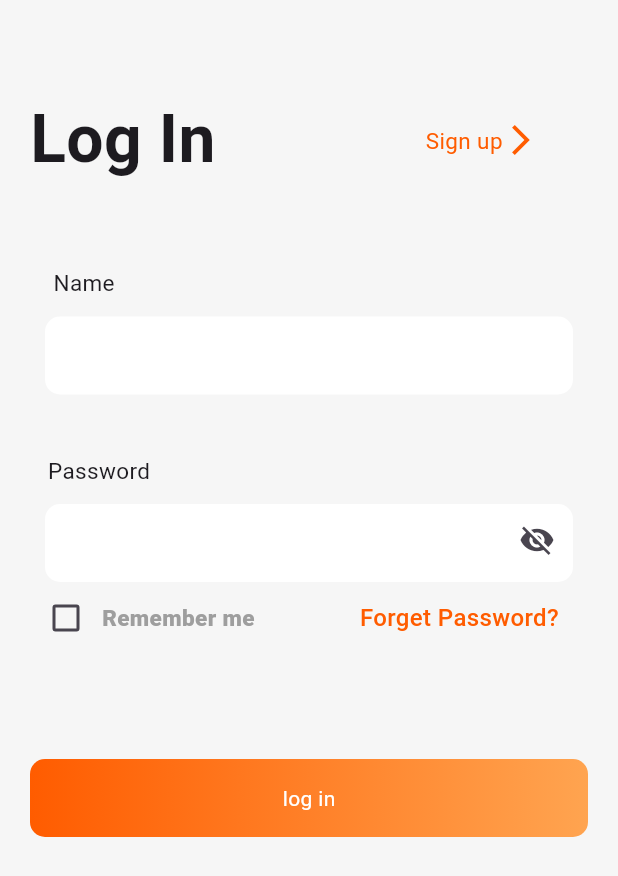
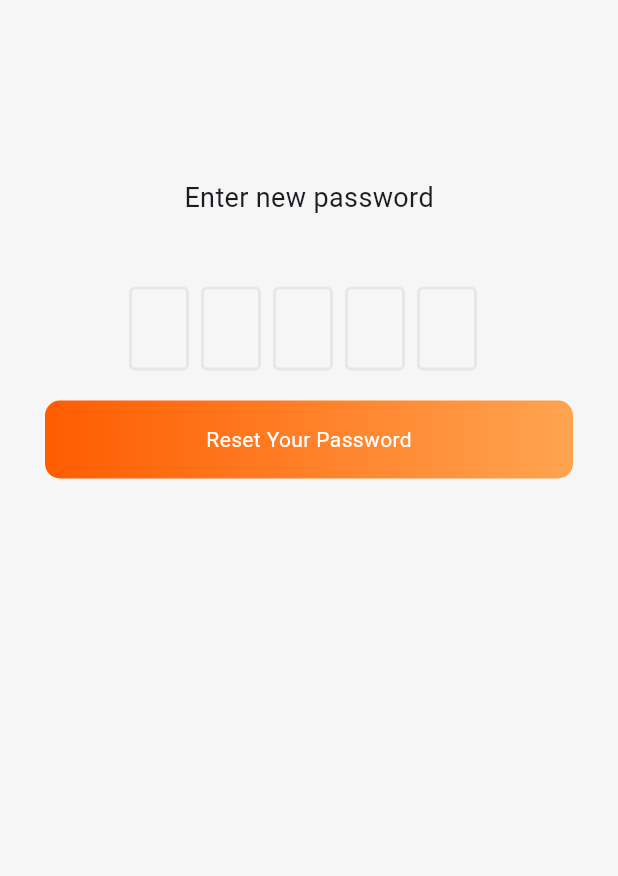
Before and after one commit to Awaishasan/habit_tarcker, a Flutter app: the screen it shows after launch, on a phone screen of 412 x 824 dp. Shown: the top 876 px of the screen. Run offline on Flutter 3.47's test engine with Material 3 defaults, Android fonts, the phone set to English and light mode, and no system bars; drawn by our look-alikes of flutter_otp_text_field; our stand-ins replace get.

```diff
--- a/lib/configuration/approuter.dart
+++ b/lib/configuration/approuter.dart
@@ -1,15 +1,24 @@
 import 'package:flutter/cupertino.dart';
 import 'package:get/get.dart';
 
+import '../screens/forget_password.dart';
 import '../screens/login_screen.dart';
+import '../screens/new_password.dart';
+import '../screens/otp_screen.dart';
 import '../screens/signup_screen.dart';
 
 class AppRouter {
   static const String signupScreen = "/signupScreen";
   static const String loginScreen = "/loginScreen";
+  static const String forgetPassword = "/forgetPassword";
+  static const String otpScreen = "/otpScreen";
+  static const String newPassword = "/newPassword";
 
   static Map<String, WidgetBuilder>  get routes => {
     signupScreen: (context)=> SignupScreen(),
     loginScreen: (context)=> LoginScreen(),
+    forgetPassword: (context)=> ForgetPassword(),
+    otpScreen: (context)=> OtpScreen(),
+    newPassword: (context)=> NewPassword(),
   };
 }
--- a/lib/main.dart
+++ b/lib/main.dart
@@ -2,11 +2,13 @@ import 'package:flutter/material.dart';
 import 'package:get/get.dart';
 import 'package:provider/provider.dart';
 import 'package:provider_practice/provider_test/counter_provider.dart';
+import 'package:provider_practice/screens/forget_password.dart';
 import 'package:provider_practice/screens/signup_screen.dart';
 
 import 'configuration/approuter.dart';
 
 import 'controller/counter_Controller.dart';
+import 'controller/forgetPassword_controller.dart';
 import 'controller/loginController.dart';
 import 'controller/signUpController.dart';
 
@@ -17,6 +19,7 @@ void main() {
         ChangeNotifierProvider(create: (_) => CounterController()),
         ChangeNotifierProvider(create: (_) => SignupController()),
         ChangeNotifierProvider(create: (_) => LoginController()),
+        ChangeNotifierProvider(create: (_) => ForgetPasswordController()),
       ],
       child: MyApp(),
     ),
@@ -31,7 +34,7 @@ class MyApp extends StatelessWidget {
   Widget build(BuildContext context) {
     return MaterialApp(
       debugShowCheckedModeBanner: false,
-      initialRoute: AppRouter.loginScreen,
+      initialRoute: AppRouter.newPassword,
       routes: AppRouter.routes,
     );
   }
--- /dev/null
+++ b/lib/screens/new_password.dart
@@ -0,0 +1,39 @@
+import 'package:flutter/material.dart';
+import 'package:flutter_otp_text_field/flutter_otp_text_field.dart';
+import 'package:provider_practice/constants/app_button.dart';
+import 'package:provider_practice/constants/appcolour.dart';
+import 'package:provider_practice/constants/space_extension.dart';
+
+class NewPassword extends StatelessWidget {
+  const NewPassword({super.key});
+
+  @override
+  Widget build(BuildContext context) {
+    return Scaffold(
+      backgroundColor: AppColour.bg,
+      body: Padding(
+        padding: const EdgeInsets.symmetric(horizontal: 30),
+        child: SafeArea(child: Column(children: [
+          119.veritcal,
+          Text("Enter new password",style: TextStyle(fontSize: 18),),
+          46.veritcal,
+          OtpTextField(
+            numberOfFields: 5,
+            borderColor: Color(0xFFEDEDED),
+            showFieldAsBox: true,
+            onCodeChanged: (String code) {
+              // handle validation or live changes
+            },
+            onSubmit: (String verificationCode) {
+              print("OTP Entered: $verificationCode");
+              // Do something with the OTP
+            },
+          ),
+          20.veritcal,
+          AppButton(ontab: (){}, btnName: "Reset Your Password")
+
+
+        ],)),
+      ),);
+  }
+}
--- a/pubspec.yaml
+++ b/pubspec.yaml
@@ -35,6 +35,7 @@ dependencies:
   # The following adds the Cupertino Icons font to your application.
   # Use with the CupertinoIcons class for iOS style icons.
   cupertino_icons: ^1.0.8
+  flutter_otp_text_field: ^1.5.1+1
   provider:
   get:
 
```
Also changed, not shown: lib/controller/forgetPassword_controller.dart (added, +7 -0 lines), lib/screens/forget_password.dart (added, +50 -0 lines), lib/screens/login_screen.dart (+15 -0 lines), lib/screens/otp_screen.dart (added, +40 -0 lines), pubspec.lock.
